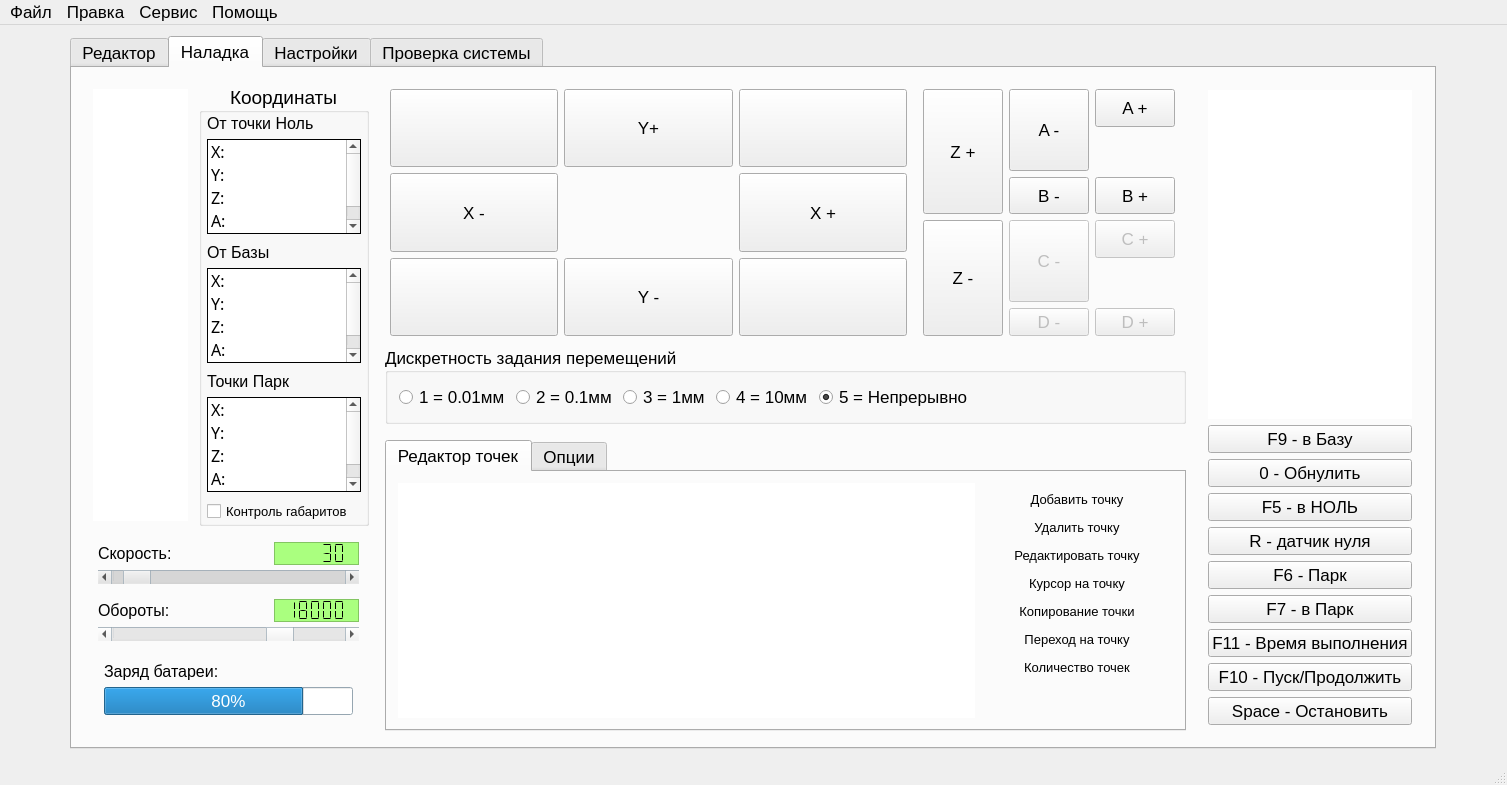
Qt form KAMEditor/gui/mainwindow.ui (Xtail96/SML) before a commit.
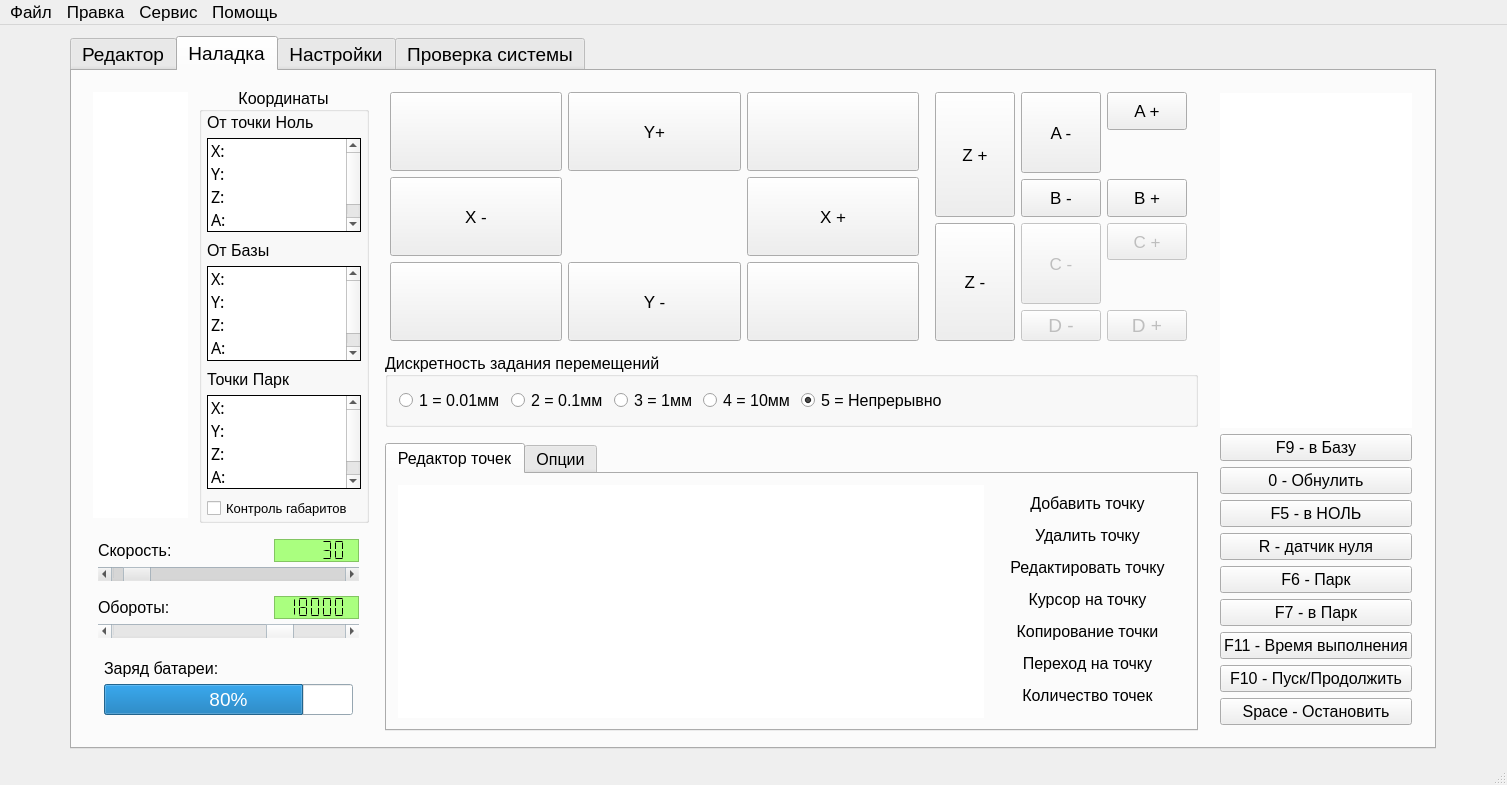
The same form after that commit. Icons and pictures are not drawn. Custom widgets are drawn as their Qt base class.

Commit message: Рефакторинг шрифтов

```diff
--- a/KAMEditor/gui/mainwindow.ui
+++ b/KAMEditor/gui/mainwindow.ui
@@ -84,6 +84,11 @@
         <height>16777215</height>
        </size>
       </property>
+      <property name="font">
+       <font>
+        <pointsize>14</pointsize>
+       </font>
+      </property>
       <property name="currentIndex">
        <number>1</number>
       </property>
@@ -1068,9 +1073,20 @@
                   </disabled>
                  </palette>
                 </property>
+                <property name="font">
+                 <font>
+                  <pointsize>12</pointsize>
+                 </font>
+                </property>
                 <property name="title">
                  <string>Дискретность задания перемещений</string>
                 </property>
+                <property name="alignment">
+                 <set>Qt::AlignLeading|Qt::AlignLeft|Qt::AlignVCenter</set>
+                </property>
+                <property name="flat">
+                 <bool>false</bool>
+                </property>
                 <layout class="QHBoxLayout" name="horizontalLayout">
                  <item>
                   <widget class="QRadioButton" name="discreteRadioButton_1">
@@ -1879,6 +1895,11 @@
               </property>
               <item>
                <widget class="QTabWidget" name="additionalTabWidget">
+                <property name="font">
+                 <font>
+                  <pointsize>12</pointsize>
+                 </font>
+                </property>
                 <property name="currentIndex">
                  <number>0</number>
                 </property>
@@ -1943,7 +1964,7 @@
                        </property>
                        <property name="font">
                         <font>
-                         <pointsize>10</pointsize>
+                         <pointsize>12</pointsize>
                         </font>
                        </property>
                        <property name="text">
@@ -1967,7 +1988,7 @@
                        </property>
                        <property name="font">
                         <font>
-                         <pointsize>10</pointsize>
+                         <pointsize>12</pointsize>
                         </font>
                        </property>
                        <property name="text">
@@ -1991,7 +2012,7 @@
                        </property>
                        <property name="font">
                         <font>
-                         <pointsize>10</pointsize>
+                         <pointsize>12</pointsize>
                         </font>
                        </property>
                        <property name="text">
@@ -2015,7 +2036,7 @@
                        </property>
                        <property name="font">
                         <font>
-                         <pointsize>10</pointsize>
+                         <pointsize>12</pointsize>
                         </font>
                        </property>
                        <property name="text">
@@ -2039,7 +2060,7 @@
                        </property>
                        <property name="font">
                         <font>
-                         <pointsize>10</pointsize>
+                         <pointsize>12</pointsize>
                         </font>
                        </property>
                        <property name="text">
@@ -2063,7 +2084,7 @@
                        </property>
                        <property name="font">
                         <font>
-                         <pointsize>10</pointsize>
+                         <pointsize>12</pointsize>
                         </font>
                        </property>
                        <property name="text">
@@ -2087,7 +2108,7 @@
                        </property>
                        <property name="font">
                         <font>
-                         <pointsize>10</pointsize>
+                         <pointsize>12</pointsize>
                         </font>
                        </property>
                        <property name="text">
@@ -2191,6 +2212,11 @@
                <verstretch>0</verstretch>
               </sizepolicy>
              </property>
+             <property name="font">
+              <font>
+               <pointsize>12</pointsize>
+              </font>
+             </property>
              <property name="text">
               <string>F10 - Пуск/Продолжить</string>
              </property>
@@ -2207,6 +2233,11 @@
                <verstretch>0</verstretch>
               </sizepolicy>
              </property>
+             <property name="font">
+              <font>
+               <pointsize>12</pointsize>
+              </font>
+             </property>
              <property name="text">
               <string>F7 - в Парк</string>
              </property>
@@ -2223,6 +2254,11 @@
                <verstretch>0</verstretch>
               </sizepolicy>
              </property>
+             <property name="font">
+              <font>
+               <pointsize>12</pointsize>
+              </font>
+             </property>
              <property name="text">
               <string>Space - Остановить</string>
              </property>
@@ -2269,6 +2305,11 @@
                <verstretch>0</verstretch>
               </sizepolicy>
              </property>
+             <property name="font">
+              <font>
+               <pointsize>12</pointsize>
+              </font>
+             </property>
              <property name="text">
               <string>F11 - Время выполнения</string>
              </property>
@@ -2285,6 +2326,11 @@
                <verstretch>0</verstretch>
               </sizepolicy>
              </property>
+             <property name="font">
+              <font>
+               <pointsize>12</pointsize>
+              </font>
+             </property>
              <property name="text">
               <string>F9 - в Базу</string>
              </property>
@@ -2307,6 +2353,11 @@
                <verstretch>0</verstretch>
               </sizepolicy>
              </property>
+             <property name="font">
+              <font>
+               <pointsize>12</pointsize>
+              </font>
+             </property>
              <property name="text">
               <string>0 - Обнулить</string>
              </property>
@@ -2323,6 +2374,11 @@
                <verstretch>0</verstretch>
               </sizepolicy>
              </property>
+             <property name="font">
+              <font>
+               <pointsize>12</pointsize>
+              </font>
+             </property>
              <property name="text">
               <string>R - датчик нуля</string>
              </property>
@@ -2339,6 +2395,11 @@
                <verstretch>0</verstretch>
               </sizepolicy>
              </property>
+             <property name="font">
+              <font>
+               <pointsize>12</pointsize>
+              </font>
+             </property>
              <property name="text">
               <string>F5 - в НОЛЬ</string>
              </property>
@@ -2355,6 +2416,11 @@
                <verstretch>0</verstretch>
               </sizepolicy>
              </property>
+             <property name="font">
+              <font>
+               <pointsize>12</pointsize>
+              </font>
+             </property>
              <property name="text">
               <string>F6 - Парк</string>
              </property>
@@ -2473,7 +2539,7 @@
              </property>
              <property name="font">
               <font>
-               <pointsize>14</pointsize>
+               <pointsize>12</pointsize>
               </font>
              </property>
              <property name="title">
@@ -4271,7 +4337,7 @@
                 </property>
                 <property name="font">
                  <font>
-                  <pointsize>9</pointsize>
+                  <pointsize>8</pointsize>
                  </font>
                 </property>
                 <property name="layoutDirection">
```
Left out of the diff: 40 changed lines with no effect on the pictures.
